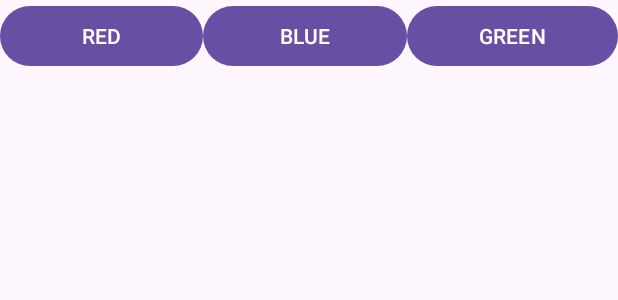
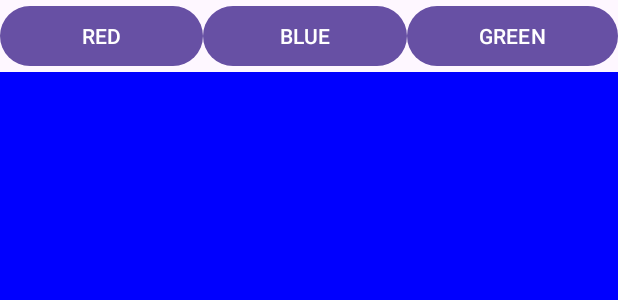
Before and after one commit to HyunBeen0903/MpTeamProject, an Android app: the layout activity_main.xml on its own in the app's theme, with its tools: preview values and no code run, on a phone screen of 412 x 824 dp. Shown: the top 300 px of the screen. Run offline under Robolectric (Android 15) with nearby library versions, the phone set to English and light mode, and no system bars.

```diff
--- a/AndroidExampleApps/GitTest3/app/src/main/AndroidManifest.xml
+++ b/AndroidExampleApps/GitTest3/app/src/main/AndroidManifest.xml
@@ -13,6 +13,12 @@
         android:theme="@style/Theme.GitTest3"
         tools:targetApi="31">
         <activity
+            android:name=".Linear_green"
+            android:exported="false" />
+        <activity
+            android:name=".Linear_Red"
+            android:exported="false" />
+        <activity
             android:name=".MainActivity"
             android:exported="true">
             <intent-filter>
--- a/AndroidExampleApps/GitTest3/app/src/main/res/layout/activity_main.xml
+++ b/AndroidExampleApps/GitTest3/app/src/main/res/layout/activity_main.xml
@@ -51,18 +51,21 @@
                 android:id="@+id/Linear_Red"
                 android:layout_width="match_parent"
                 android:layout_height="match_parent"
+                android:background="@color/colorAceent"
                 android:orientation="horizontal"></LinearLayout>
 
             <LinearLayout
                 android:id="@+id/Linear_blue"
                 android:layout_width="match_parent"
                 android:layout_height="match_parent"
+                android:background="@color/colorPrimary"
                 android:orientation="horizontal"></LinearLayout>
 
             <LinearLayout
                 android:id="@+id/Linear_green"
                 android:layout_width="match_parent"
                 android:layout_height="match_parent"
+                android:background="@color/colorPrimaryDark"
                 android:orientation="horizontal">
 
             </LinearLayout>
--- a/AndroidExampleApps/GitTest3/app/src/main/res/values/colors.xml
+++ b/AndroidExampleApps/GitTest3/app/src/main/res/values/colors.xml
@@ -2,4 +2,7 @@
 <resources>
     <color name="black">#FF000000</color>
     <color name="white">#FFFFFFFF</color>
+    <color name="colorAceent">#FFFF0000</color>
+    <color name="colorPrimary">#FF00FF00</color>
+    <color name="colorPrimaryDark">#FF0000FF</color>
 </resources>
```
Also changed, not shown: AndroidExampleApps/GitTest3/app/src/main/java/kr/ac/tukorea/gittest3/MainActivity.kt (+30 -1 lines).
